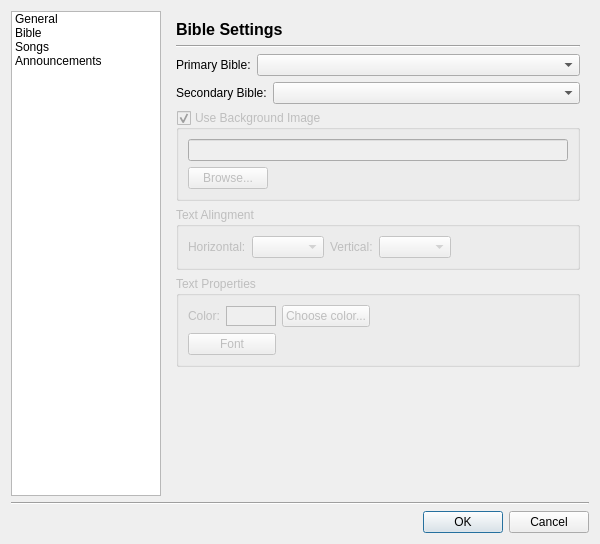
This is src/settingsdialog.ui in SoftProjector/src as Qt 5 draws it before an edit. The edited form follows.
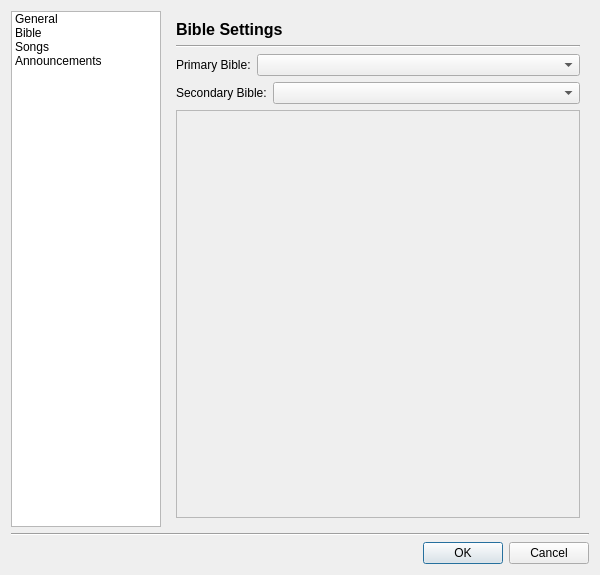
This is the edited form. The open tabs and pages were chosen to show the change. Icons and pictures are not drawn.

Commit message: Initial redesign of setting dialog. No new funcitons yet. Old function still in use. New functions to come and to overide old ones.

What changed in the file:
```diff
--- a/src/settingsdialog.ui
+++ b/src/settingsdialog.ui
@@ -7,7 +7,7 @@
     <x>0</x>
     <y>0</y>
     <width>600</width>
-    <height>544</height>
+    <height>575</height>
    </rect>
   </property>
   <property name="windowTitle">
@@ -118,6 +118,9 @@
    </item>
    <item row="0" column="1">
     <widget class="QStackedWidget" name="stackedWidget">
+     <property name="enabled">
+      <bool>true</bool>
+     </property>
      <property name="currentIndex">
       <number>0</number>
      </property>
@@ -372,7 +375,7 @@
       </layout>
      </widget>
      <widget class="QWidget" name="bible">
-      <layout class="QGridLayout" name="gridLayout_15">
+      <layout class="QGridLayout" name="gridLayout_3">
        <item row="0" column="0">
         <layout class="QVBoxLayout" name="verticalLayout_4">
          <item>
@@ -441,171 +444,29 @@
         </layout>
        </item>
        <item row="3" column="0">
-        <widget class="QGroupBox" name="gBox_BibleBack">
+        <widget class="QScrollArea" name="scrollAreaBibleSettings">
          <property name="enabled">
           <bool>false</bool>
          </property>
-         <property name="title">
-          <string>Use Background Image</string>
-         </property>
-         <property name="checkable">
+         <property name="widgetResizable">
           <bool>true</bool>
          </property>
-         <layout class="QGridLayout" name="gridLayout_4">
-          <item row="0" column="0" colspan="2">
-           <widget class="QLineEdit" name="lineEdit_BibleBack">
-            <property name="readOnly">
-             <bool>true</bool>
-            </property>
-           </widget>
-          </item>
-          <item row="1" column="0">
-           <widget class="QPushButton" name="btn_BibleBack">
-            <property name="text">
-             <string>Browse...</string>
-            </property>
-           </widget>
-          </item>
-          <item row="1" column="1">
-           <spacer name="horizontalSpacer_5">
-            <property name="orientation">
-             <enum>Qt::Horizontal</enum>
-            </property>
-            <property name="sizeHint" stdset="0">
-             <size>
-              <width>288</width>
-              <height>20</height>
-             </size>
-            </property>
-           </spacer>
-          </item>
-         </layout>
+         <widget class="QWidget" name="scrollAreaWidgetContents_2">
+          <property name="geometry">
+           <rect>
+            <x>0</x>
+            <y>0</y>
+            <width>406</width>
+            <height>372</height>
+           </rect>
+          </property>
+         </widget>
         </widget>
        </item>
-       <item row="4" column="0">
-        <widget class="QGroupBox" name="groupBox_2">
-         <property name="enabled">
-          <bool>false</bool>
-         </property>
-         <property name="title">
-          <string>Text Alingment</string>
-         </property>
-         <layout class="QGridLayout" name="gridLayout_3">
-          <item row="0" column="0">
-           <widget class="QLabel" name="label_8">
-            <property name="text">
-             <string>Horizontal:</string>
-            </property>
-           </widget>
-          </item>
-          <item row="0" column="1">
-           <widget class="QComboBox" name="comboBox_2"/>
-          </item>
-          <item row="0" column="2">
-           <widget class="QLabel" name="label_9">
-            <property name="text">
-             <string>Vertical:</string>
-            </property>
-           </widget>
-          </item>
-          <item row="0" column="3">
-           <widget class="QComboBox" name="comboBox"/>
-          </item>
-          <item row="0" column="4">
-           <spacer name="horizontalSpacer_8">
-            <property name="orientation">
-             <enum>Qt::Horizontal</enum>
-            </property>
-            <property name="sizeHint" stdset="0">
-             <size>
-              <width>59</width>
-              <height>20</height>
-             </size>
-            </property>
-           </spacer>
-          </item>
-         </layout>
-        </widget>
-       </item>
-       <item row="5" column="0">
-        <widget class="QGroupBox" name="groupBox_3">
-         <property name="enabled">
-          <bool>false</bool>
-         </property>
-         <property name="title">
-          <string>Text Properties</string>
-         </property>
-         <layout class="QGridLayout" name="gridLayout_10">
-          <item row="0" column="0">
-           <widget class="QLabel" name="label_11">
-            <property name="text">
-             <string>Color:</string>
-            </property>
-           </widget>
-          </item>
-          <item row="0" column="1">
-           <widget class="QGraphicsView" name="text_color_view_2">
-            <property name="minimumSize">
-             <size>
-              <width>50</width>
-              <height>20</height>
-             </size>
-            </property>
-            <property name="maximumSize">
-             <size>
-              <width>50</width>
-              <height>20</height>
-             </size>
-            </property>
-           </widget>
-          </item>
-          <item row="0" column="2">
-           <widget class="QPushButton" name="choose_color_button_2">
-            <property name="text">
-             <string>Choose color...</string>
-            </property>
-           </widget>
-          </item>
-          <item row="0" column="3">
-           <spacer name="horizontalSpacer_11">
-            <property name="orientation">
-             <enum>Qt::Horizontal</enum>
-            </property>
-            <property name="sizeHint" stdset="0">
-             <size>
-              <width>155</width>
-              <height>20</height>
-             </size>
-            </property>
-           </spacer>
-          </item>
-          <item row="1" column="0" colspan="2">
-           <widget class="QPushButton" name="pushButton_3">
-            <property name="text">
-             <string>Font</string>
-            </property>
-           </widget>
-          </item>
-         </layout>
-        </widget>
-       </item>
-       <item row="6" column="0">
-        <spacer name="verticalSpacer">
-         <property name="orientation">
-          <enum>Qt::Vertical</enum>
-         </property>
-         <property name="sizeHint" stdset="0">
-          <size>
-           <width>20</width>
-           <height>230</height>
-          </size>
-         </property>
-        </spacer>
-       </item>
       </layout>
      </widget>
      <widget class="QWidget" name="song">
-      <layout class="QGridLayout" name="gridLayout_13">
+      <layout class="QGridLayout" name="gridLayout_4">
        <item row="0" column="0">
         <layout class="QVBoxLayout" name="verticalLayout_5">
          <item>
```
Left out of the diff: 427 changed lines with no effect on the pictures. The commit also changes 19 other files.
